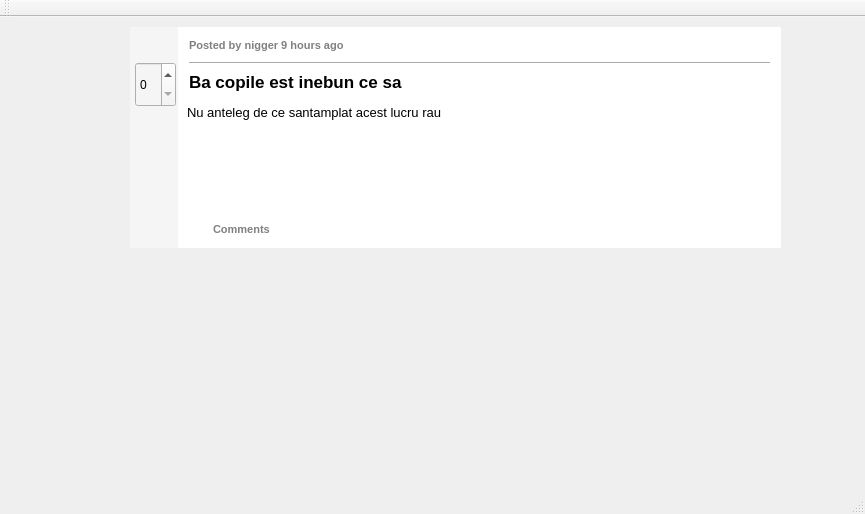
Above: QtWidgetsClass.ui from Tomkode/RedditClone before the change. Below: the same form after it.
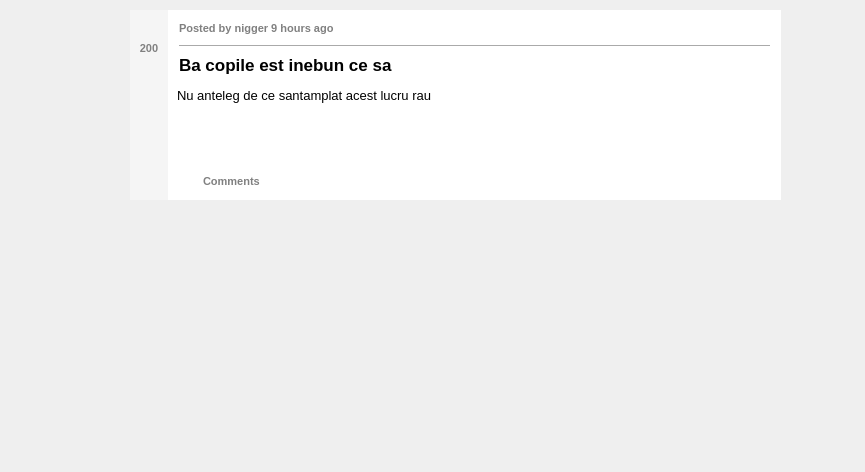
That is the form after the change. Icons and pictures are not drawn.

The edit to the form file:
```diff
--- a/QtWidgetsClass.ui
+++ b/QtWidgetsClass.ui
@@ -7,7 +7,7 @@
     <x>0</x>
     <y>0</y>
     <width>865</width>
-    <height>514</height>
+    <height>472</height>
    </rect>
   </property>
   <property name="windowTitle">
@@ -20,7 +20,7 @@
       <x>130</x>
       <y>10</y>
       <width>651</width>
-      <height>221</height>
+      <height>190</height>
      </rect>
     </property>
     <property name="styleSheet">
@@ -57,19 +57,34 @@
          </property>
          <property name="minimumSize">
           <size>
-           <width>45</width>
+           <width>38</width>
            <height>0</height>
           </size>
          </property>
+         <property name="maximumSize">
+          <size>
+           <width>40</width>
+           <height>16777215</height>
+          </size>
+         </property>
          <property name="styleSheet">
           <string notr="true">background-color: #F5F5F5;</string>
          </property>
          <layout class="QVBoxLayout" name="verticalLayout_4">
+          <property name="spacing">
+           <number>0</number>
+          </property>
           <property name="leftMargin">
-           <number>5</number>
+           <number>0</number>
+          </property>
+          <property name="topMargin">
+           <number>15</number>
           </property>
           <property name="rightMargin">
-           <number>2</number>
+           <number>0</number>
+          </property>
+          <property name="bottomMargin">
+           <number>0</number>
           </property>
           <item>
            <spacer name="verticalSpacer_2">
@@ -82,36 +97,140 @@
             <property name="sizeHint" stdset="0">
              <size>
               <width>20</width>
-              <height>24</height>
+              <height>0</height>
              </size>
             </property>
            </spacer>
           </item>
           <item>
-           <widget class="QSpinBox" name="upvoteBox">
+           <layout class="QVBoxLayout" name="postButtonsLayout">
+            <property name="spacing">
+             <number>3</number>
+            </property>
+            <item>
+             <layout class="QHBoxLayout" name="upvoteButtonLayout">
+              <property name="spacing">
+               <number>0</number>
+              </property>
+              <property name="rightMargin">
+               <number>1</number>
+              </property>
+              <item>
+               <widget class="QPushButton" name="upvoteButton">
             <property name="sizePolicy">
-             <sizepolicy hsizetype="Fixed" vsizetype="Fixed">
+                 <sizepolicy hsizetype="Preferred" vsizetype="Preferred">
               <horstretch>0</horstretch>
               <verstretch>0</verstretch>
              </sizepolicy>
             </property>
-            <property name="minimumSize">
+                <property name="maximumSize">
              <size>
-              <width>40</width>
-              <height>45</height>
+                  <width>25</width>
+                  <height>25</height>
              </size>
             </property>
             <property name="layoutDirection">
              <enum>Qt::LeftToRight</enum>
             </property>
             <property name="styleSheet">
-             <string notr="true"/>
+                 <string notr="true">QPushButton
+{
+border: 0px;
+}</string>
+                </property>
+                <property name="text">
+                 <string/>
+                </property>
+                <property name="icon">
+                 <iconset>
+                  <normaloff>C:/Users/mario/OneDrive/Desktop/notPressedUpvote.png</normaloff>
+                  <activeon>C:/Users/mario/OneDrive/Desktop/upvote.png</activeon>C:/Users/mario/OneDrive/Desktop/notPressedUpvote.png</iconset>
+                </property>
+                <property name="iconSize">
+                 <size>
+                  <width>45</width>
+                  <height>25</height>
+                 </size>
+                </property>
+                <property name="checkable">
+                 <bool>true</bool>
+                </property>
+                <property name="checked">
+                 <bool>false</bool>
+                </property>
+               </widget>
+              </item>
+             </layout>
+            </item>
+            <item>
+             <widget class="QLabel" name="likesNumLabel">
+              <property name="styleSheet">
+               <string notr="true">QLabel
+{
+	
+	color: #808080;
+	font-size:11px;
+	font-weight:700;
+
+}</string>
+              </property>
+              <property name="text">
+               <string>200</string>
             </property>
             <property name="alignment">
-             <set>Qt::AlignLeading|Qt::AlignLeft|Qt::AlignVCenter</set>
+               <set>Qt::AlignCenter</set>
             </property>
            </widget>
           </item>
+            <item>
+             <layout class="QHBoxLayout" name="downvoteButtonLayout">
+              <property name="spacing">
+               <number>0</number>
+              </property>
+              <property name="rightMargin">
+               <number>1</number>
+              </property>
+              <item>
+               <widget class="QPushButton" name="downvoteButton">
+                <property name="sizePolicy">
+                 <sizepolicy hsizetype="Fixed" vsizetype="Fixed">
+                  <horstretch>0</horstretch>
+                  <verstretch>0</verstretch>
+                 </sizepolicy>
+                </property>
+                <property name="maximumSize">
+                 <size>
+                  <width>25</width>
+                  <height>25</height>
+                 </size>
+                </property>
+                <property name="styleSheet">
+                 <string notr="true">QPushButton
+{
+border: 0px;
+}</string>
+                </property>
+                <property name="text">
+                 <string/>
+                </property>
+                <property name="icon">
+                 <iconset>
+                  <normaloff>C:/Users/mario/OneDrive/Desktop/notpressedDownvote.png</normaloff>
+                  <activeon>C:/Users/mario/OneDrive/Desktop/pressedDownvote.png</activeon>C:/Users/mario/OneDrive/Desktop/notpressedDownvote.png</iconset>
+                </property>
+                <property name="iconSize">
+                 <size>
+                  <width>45</width>
+                  <height>25</height>
+                 </size>
+                </property>
+                <property name="checkable">
+                 <bool>true</bool>
+                </property>
+               </widget>
+              </item>
+             </layout>
+            </item>
           <item>
            <spacer name="verticalSpacer">
             <property name="orientation">
@@ -126,6 +245,8 @@
            </spacer>
           </item>
          </layout>
+          </item>
+         </layout>
         </widget>
        </item>
        <item>
@@ -358,15 +479,6 @@
     </layout>
    </widget>
   </widget>
-  <widget class="QStatusBar" name="statusBar"/>
-  <widget class="QToolBar" name="mainToolBar">
-   <attribute name="toolBarArea">
-    <enum>TopToolBarArea</enum>
-   </attribute>
-   <attribute name="toolBarBreak">
-    <bool>false</bool>
-   </attribute>
-  </widget>
  </widget>
  <layoutdefault spacing="6" margin="11"/>
  <resources/>
```
Left out of the diff: 2 changed lines with no effect on the pictures. Lines whose indentation alone changed are shown as unchanged.
